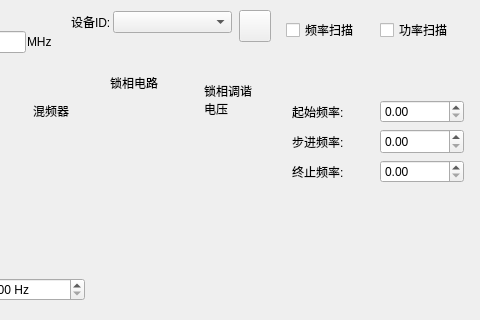
GrammerT/radio_ctrl, file newwidget.ui: the form before one commit; both pictures show x 520 to 1000 and y 0 to 320 of the 1000 by 600 pixel window.
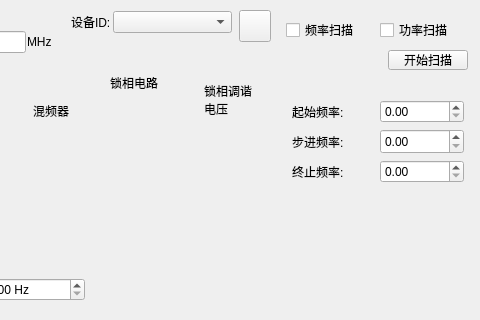
The form after the commit.

```diff
--- a/newwidget.ui
+++ b/newwidget.ui
@@ -919,6 +919,19 @@
     </item>
    </layout>
   </widget>
+  <widget class="QPushButton" name="m_pBtnStartScan">
+   <property name="geometry">
+    <rect>
+     <x>908</x>
+     <y>50</y>
+     <width>80</width>
+     <height>20</height>
+    </rect>
+   </property>
+   <property name="text">
+    <string>开始扫描</string>
+   </property>
+  </widget>
  </widget>
  <resources/>
  <connections/>
```
